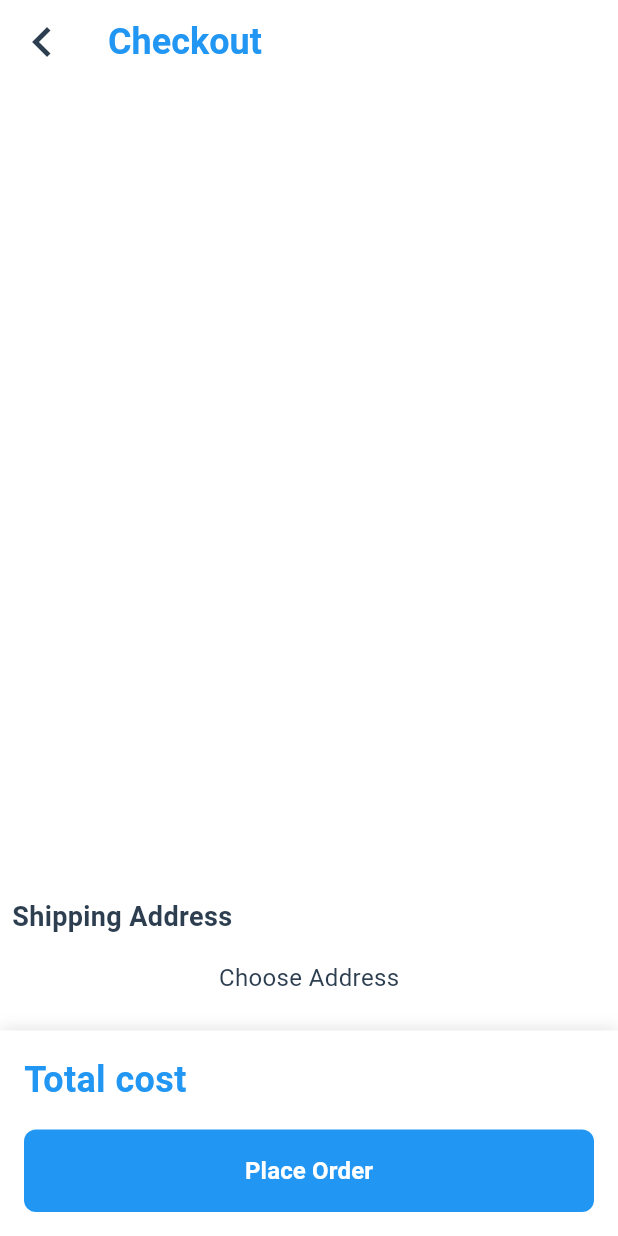
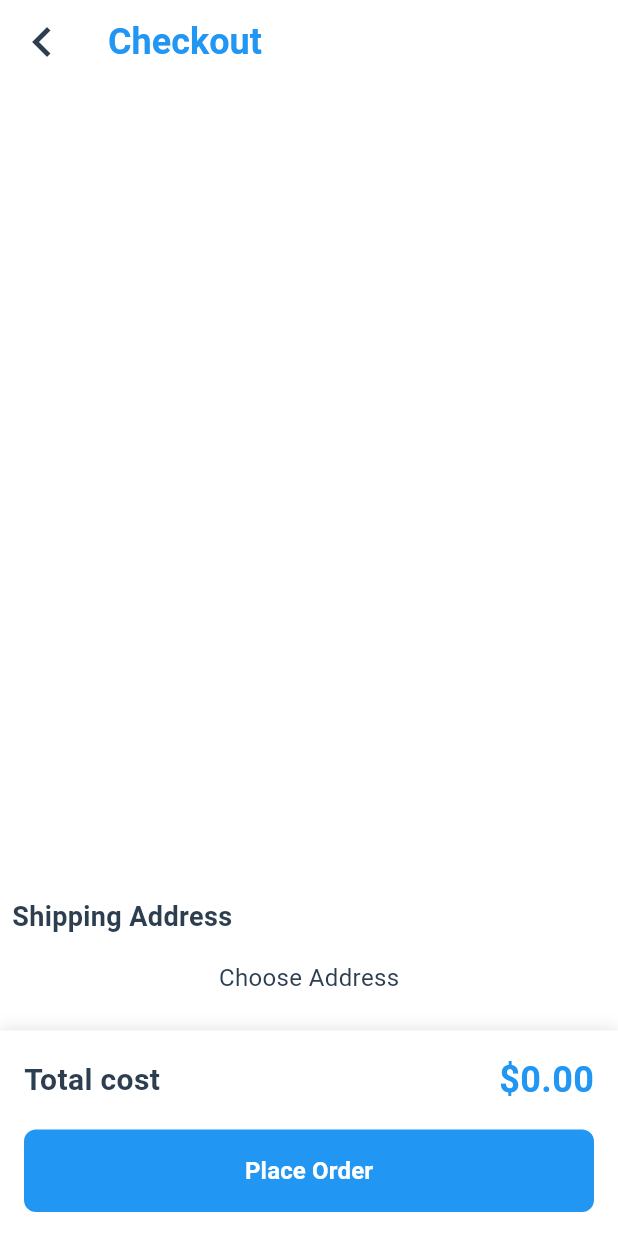
Before and after one commit to GizmoGlobe-SE121-P11-UIT/GizmoGlobe-Client_side, a Flutter app: the CheckoutScreen screen opened directly with empty values, on a phone screen of 412 x 824 dp. Run offline on Flutter 3.47's test engine with Material 3 defaults, Android fonts, the phone set to English and light mode, and no system bars; our stand-ins replace bloc, cloud_firestore, device_info_plus, dio, dropdown_search, equatable and 9 more; missing offline and left inert: firebase_app_check, flutter_stripe; accounts and stored records are empty; network calls fail; Roboto replaces fonts that are missing (Montserrat).

Commit message:
Modify ProductDetail/Checkout UI light mode

```diff
--- a/lib/screens/cart/checkout_screen/checkout_screen_view.dart
+++ b/lib/screens/cart/checkout_screen/checkout_screen_view.dart
@@ -61,12 +61,11 @@ class _CheckoutScreen extends State<CheckoutScreen> {
             {
               showDialog(
                 context: context,
-                builder: (context) =>
-                    InformationDialog(
+                builder: (context) => InformationDialog(
                   title: 'Order Placed', // 'Đặt hàng thành công'
-                      content: 'Your order has been placed successfully', // 'Đơn hàng của bạn đã được đặt thành công'
-                      onPressed: () =>
-                      {
+                  content:
+                      'Your order has been placed successfully', // 'Đơn hàng của bạn đã được đặt thành công'
+                  onPressed: () => {
                     Navigator.pop(context),
                     Navigator.pushReplacement(
                       context,
@@ -86,7 +85,9 @@ class _CheckoutScreen extends State<CheckoutScreen> {
           }
 
           if (state.processState == ProcessState.failure) {
-            return Center(child: Text(state.error ?? 'Error loading checkout')); // 'Lỗi khi tải trang thanh toán'
+            return Center(
+                child: Text(state.error ??
+                    'Error loading checkout')); // 'Lỗi khi tải trang thanh toán'
           }
 
           return Column(
@@ -138,21 +139,25 @@ class _CheckoutScreen extends State<CheckoutScreen> {
                                 const SizedBox(height: 4),
                                 if (product.discount > 0) ...[
                                   Text(
-                                    '\$${(product.price*detail.quantity).toStringAsFixed(2)}',
+                                    '\$${(product.price * detail.quantity).toStringAsFixed(2)}',
                                     style: TextStyle(
                                       decoration: TextDecoration.lineThrough,
-                                      color: Colors.grey[400],
+                                      color: Theme.of(context)
+                                          .colorScheme
+                                          .onSurface
+                                          .withOpacity(0.6),
                                       fontSize: 14,
                                     ),
                                   ),
                                   const SizedBox(height: 2),
                                 ],
                                 Text(
-                                  '\$${(detail.sellingPrice*detail.quantity).toStringAsFixed(2)}',
+                                  '\$${(detail.sellingPrice * detail.quantity).toStringAsFixed(2)}',
                                   style: TextStyle(
                                     fontSize: 16,
                                     fontWeight: FontWeight.bold,
-                                    color: Colors.blue[200],
+                                    color:
+                                        Theme.of(context).colorScheme.primary,
                                   ),
                                 ),
                               ],
@@ -196,7 +201,10 @@ class _CheckoutScreen extends State<CheckoutScreen> {
                         onTap: () async {
                           Address address = await Navigator.push(
                             context,
-                            MaterialPageRoute(builder: (context) => ChooseAddressScreen.newInstance(address: state.salesInvoice!.address!)),
+                            MaterialPageRoute(
+                                builder: (context) =>
+                                    ChooseAddressScreen.newInstance(
+                                        address: state.salesInvoice!.address!)),
                           );
 
                           if (address != Address.nullAddress) {
@@ -214,18 +222,21 @@ class _CheckoutScreen extends State<CheckoutScreen> {
                             child: Column(
                               crossAxisAlignment: CrossAxisAlignment.start,
                               children: [
-                                state.salesInvoice?.address == Address.nullAddress ?
-                                const Center(
+                                state.salesInvoice?.address ==
+                                        Address.nullAddress
+                                    ? const Center(
                                         child: Text(
                                           'Choose Address', // 'Chọn địa chỉ'
                                           style: AppTextStyle.regularText,
                                         ),
-                                ) :
-                                Text(
-                                  state.salesInvoice!.address!.firstLine(),
+                                      )
+                                    : Text(
+                                        state.salesInvoice!.address!
+                                            .firstLine(),
                                         style: AppTextStyle.boldText,
                                       ),
-                                if (state.salesInvoice?.address != Address.nullAddress)
+                                if (state.salesInvoice?.address !=
+                                    Address.nullAddress)
                                   Text(
                                     state.salesInvoice!.address!.secondLine(),
                                     style: AppTextStyle.regularText,
@@ -258,31 +269,37 @@ class _CheckoutScreen extends State<CheckoutScreen> {
                     Row(
                       mainAxisAlignment: MainAxisAlignment.spaceBetween,
                       children: [
-                        const Row(
-                          children: [
-                            GradientText(text: 'Total cost'), // 'Tổng tiền'
-                          ],
+                        Text(
+                          'Total cost',
+                          style: TextStyle(
+                            fontSize: 20,
+                            fontWeight: FontWeight.bold,
+                            color: Theme.of(context).colorScheme.onBackground,
                           ),
+                        ),
+                        const Spacer(),
                         Column(
                           crossAxisAlignment: CrossAxisAlignment.end,
                           children: [
-                            if (state.salesInvoice!.hasDiscount()) ...[
+                            if (state.salesInvoice != null &&
+                                state.salesInvoice!.getTotalBasedPrice() >
+                                    state.salesInvoice!.totalPrice)
                               Text(
-                                '\$${state.salesInvoice?.getTotalBasedPrice().toStringAsFixed(2)}',
+                                '\$${state.salesInvoice!.getTotalBasedPrice().toStringAsFixed(2)}',
                                 style: TextStyle(
+                                  fontSize: 16,
                                   decoration: TextDecoration.lineThrough,
-                                  color: Colors.grey[400],
-                                  fontSize: 16,
+                                  color: Theme.of(context)
+                                      .colorScheme
+                                      .onSurfaceVariant,
                                 ),
                               ),
-                              const SizedBox(height: 4),
-                            ],
                             Text(
                               '\$${state.salesInvoice?.totalPrice.toStringAsFixed(2)}',
-                              style: const TextStyle(
+                              style: TextStyle(
                                 fontSize: 24,
                                 fontWeight: FontWeight.bold,
-                                color: Colors.white,
+                                color: Theme.of(context).colorScheme.primary,
                               ),
                             ),
                           ],
@@ -294,8 +311,12 @@ class _CheckoutScreen extends State<CheckoutScreen> {
                       width: double.infinity,
                       child: ElevatedButton(
                         onPressed: () async {
-                          if (state.salesInvoice?.address == Address.nullAddress) {
-                            ScaffoldMessenger.of(context).showSnackBar(const SnackBar(content: Text('Please choose an address'))); // 'Vui lòng chọn địa chỉ'
+                          if (state.salesInvoice?.address ==
+                              Address.nullAddress) {
+                            ScaffoldMessenger.of(context).showSnackBar(
+                                const SnackBar(
+                                    content: Text(
+                                        'Please choose an address'))); // 'Vui lòng chọn địa chỉ'
                             return;
                           }
                           await cubit.checkout();
```
Also changed, not shown: lib/screens/product/product_detail/product_detail_view.dart (+25 -16 lines). Lines whose indentation alone changed are shown as unchanged.
